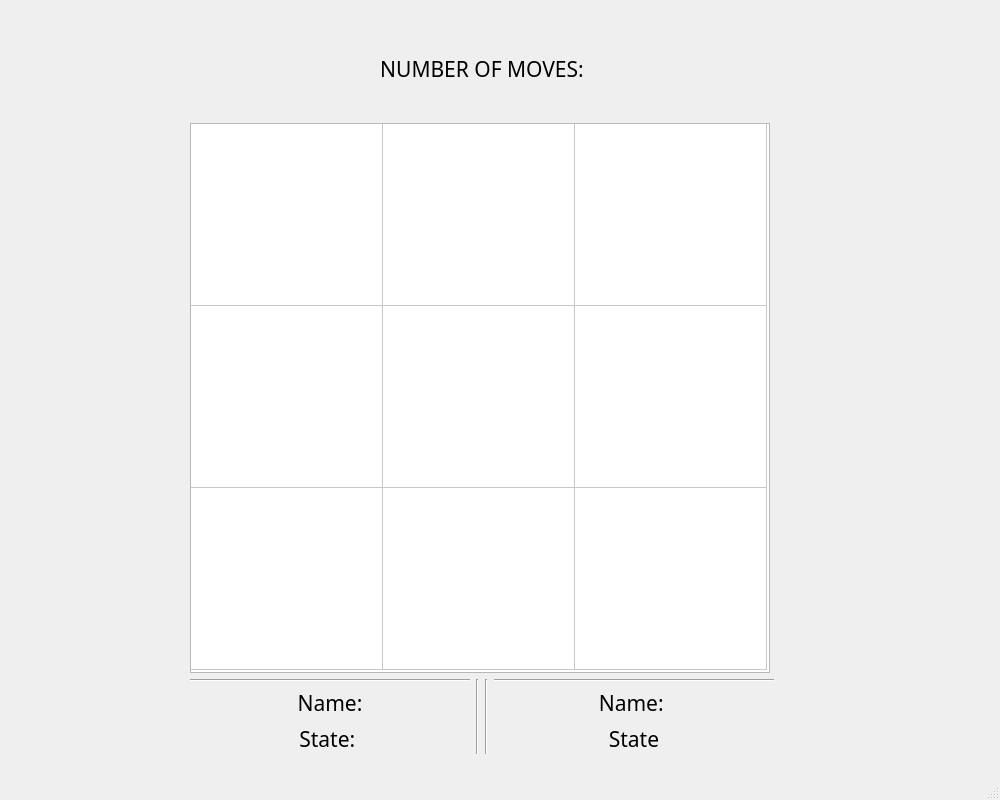
Old version of the form W_TTT_UI.ui in the repository adhamhamdy3/Word-Tic-Tac-Toe.
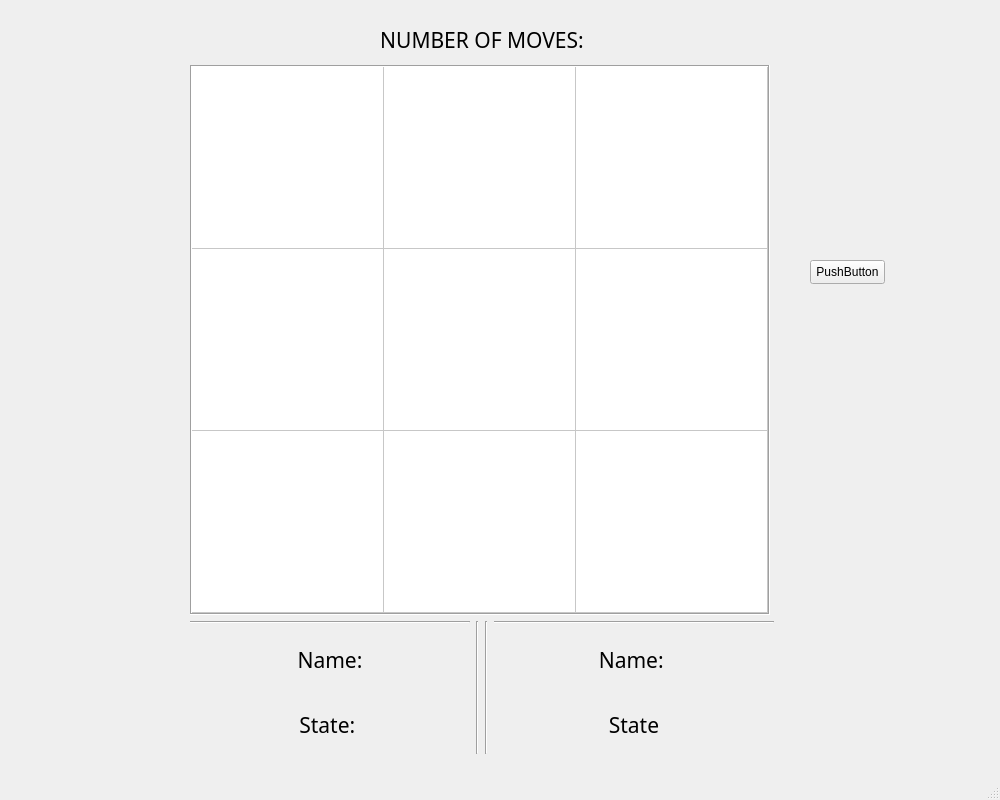
New version of the form.

What changed in the file:
```diff
--- a/W_TTT_UI.ui
+++ b/W_TTT_UI.ui
@@ -32,7 +32,7 @@
    <string>Word_Tic_Tac_Toe</string>
   </property>
   <widget class="QWidget" name="centralwidget">
-   <widget class="QWidget" name="">
+   <widget class="QWidget" name="layoutWidget">
     <property name="geometry">
      <rect>
       <x>190</x>
@@ -46,6 +46,12 @@
       <layout class="QVBoxLayout" name="verticalLayout">
        <item>
         <widget class="QLabel" name="noOfMovesLabel">
+         <property name="maximumSize">
+          <size>
+           <width>16777215</width>
+           <height>39</height>
+          </size>
+         </property>
          <property name="font">
           <font>
            <family>outrun future</family>
@@ -74,6 +80,12 @@
            <height>550</height>
           </size>
          </property>
+         <property name="frameShape">
+          <enum>QFrame::Shape::Box</enum>
+         </property>
+         <property name="frameShadow">
+          <enum>QFrame::Shadow::Sunken</enum>
+         </property>
          <property name="gridStyle">
           <enum>Qt::PenStyle::SolidLine</enum>
          </property>
@@ -328,6 +340,19 @@
      </item>
     </layout>
    </widget>
+   <widget class="QPushButton" name="pushButton">
+    <property name="geometry">
+     <rect>
+      <x>810</x>
+      <y>260</y>
+      <width>75</width>
+      <height>24</height>
+     </rect>
+    </property>
+    <property name="text">
+     <string>PushButton</string>
+    </property>
+   </widget>
   </widget>
   <widget class="QMenuBar" name="menubar">
    <property name="geometry">
```
Left out of the diff: 19 changed lines with no effect on the pictures.
